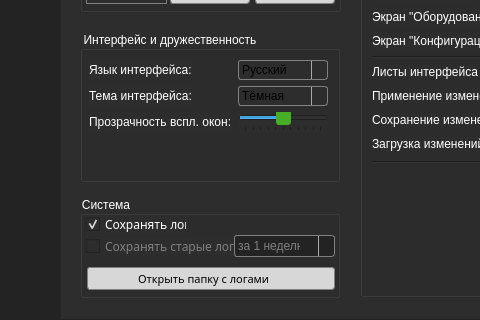
The window that AsQammDekstopConrol/uisrc/ui.ui (StarterCraft/Hyrex_AsQamm) describes before a commit, drawn with Qt 5; both pictures show x 0 to 480 and y 160 to 480 of the 1000 by 480 pixel window.
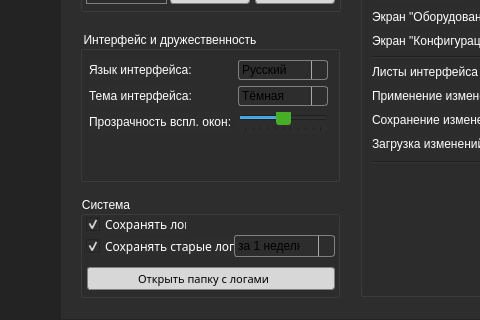
The same window after the commit. The open tabs and pages were chosen to show the change. Icons and pictures are not drawn.

```diff
--- a/AsQammDekstopConrol/uisrc/ui.ui
+++ b/AsQammDekstopConrol/uisrc/ui.ui
@@ -2861,7 +2861,7 @@
               </widget>
               <widget class="QCheckBox" name="ckb_ToggleLogsArch">
                <property name="enabled">
-                <bool>false</bool>
+                <bool>true</bool>
                </property>
                <property name="geometry">
                 <rect>
@@ -2949,9 +2949,9 @@
                   <colorrole role="PlaceholderText">
                    <brush brushstyle="NoBrush">
                     <color alpha="128">
-                     <red>128</red>
-                     <green>128</green>
-                     <blue>128</blue>
+                     <red>255</red>
+                     <green>255</green>
+                     <blue>255</blue>
                     </color>
                    </brush>
                   </colorrole>
@@ -3032,9 +3032,9 @@
                   <colorrole role="PlaceholderText">
                    <brush brushstyle="NoBrush">
                     <color alpha="128">
-                     <red>128</red>
-                     <green>128</green>
-                     <blue>128</blue>
+                     <red>255</red>
+                     <green>255</green>
+                     <blue>255</blue>
                     </color>
                    </brush>
                   </colorrole>
@@ -3115,9 +3115,9 @@
                   <colorrole role="PlaceholderText">
                    <brush brushstyle="NoBrush">
                     <color alpha="128">
-                     <red>128</red>
-                     <green>128</green>
-                     <blue>128</blue>
+                     <red>255</red>
+                     <green>255</green>
+                     <blue>255</blue>
                     </color>
                    </brush>
                   </colorrole>
@@ -3142,10 +3142,13 @@
                <property name="text">
                 <string>Сохранять старые логи:</string>
                </property>
+               <property name="checked">
+                <bool>true</bool>
+               </property>
               </widget>
               <widget class="QComboBox" name="cbb_LogsArchMode">
                <property name="enabled">
-                <bool>false</bool>
+                <bool>true</bool>
                </property>
                <property name="geometry">
                 <rect>
```
Left out of the diff: 174 changed lines with no effect on the pictures.
